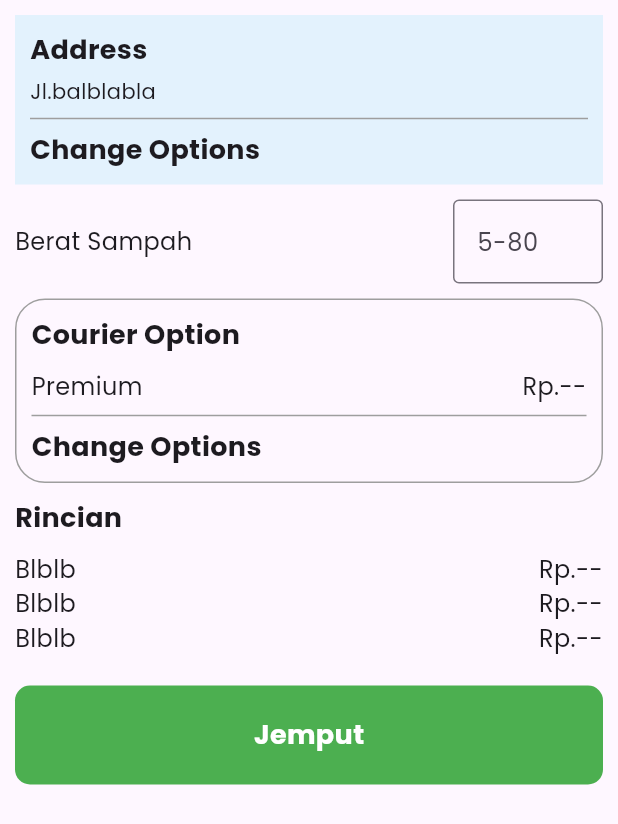
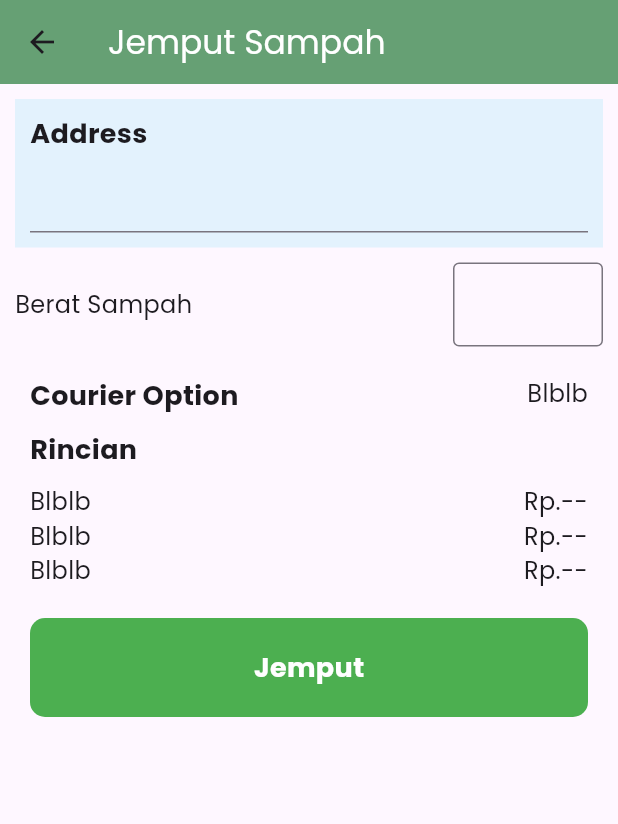
Before and after one commit to ChelseaVPutri/dpbo-uas, a Flutter app: the JemputSampahPage screen opened directly, on a phone screen of 412 x 824 dp. Shown: the top 824 px of the screen. Run offline on Flutter 3.47's test engine with Material 3 defaults, Android fonts, the light colour scheme and no system bars; our stand-ins replace flutter_svg, sqflite; accounts and stored records are empty; network calls fail.

Commit message:
Fixed navigation to jmpt sampah and some other stuff i think

```diff
--- a/lib/home.dart
+++ b/lib/home.dart
@@ -6,6 +6,7 @@ import 'package:flutter_svg/flutter_svg.dart';
 import 'package:dpbo/service-selection-anorganik.dart';
 import 'package:dpbo/sampah-organik.dart';
 import 'notification.dart';
+import 'profile.dart';
 
 class Homepage extends StatefulWidget {
   // final String username;
@@ -39,7 +40,7 @@ class _Homepage extends State<Homepage> {
     ),
     HalamanSampahOrganik(),
     Placeholder(),
-    Placeholder(),
+    Profile(),
   ];
   void onNavbarTapped(int index) {
     setState(() {
--- a/lib/sampah-anorganik/jemput_sampah.dart
+++ b/lib/jemput_sampah.dart
@@ -1,11 +1,20 @@
 
+import 'package:dpbo/widget/JemputModel.dart';
+import 'package:dpbo/widget/dropdown.dart';
 import 'package:flutter/cupertino.dart';
 import 'package:flutter/material.dart';
+import 'confirm_page.dart';
+import 'package:dpbo/widget/dropdown.dart';
 
 class JemputSampahPage extends StatelessWidget {
+
   @override
   Widget build(BuildContext context) {
     return Scaffold(
+      appBar: AppBar(
+        title: Text("Jemput Sampah", style: TextStyle(color: Colors.white),),
+        backgroundColor: Color.fromRGBO(102, 160, 116, 1)
+      ),
       body: SingleChildScrollView(
         child: Padding(
           padding: const EdgeInsets.all(10.0),
@@ -23,11 +32,10 @@ class JemputSampahPage extends StatelessWidget {
                       style: TextStyle(fontSize: 18, fontWeight: FontWeight.bold),
                     ),
                     SizedBox(height: 5),
-                    Text('Jl.balblabla'),
-                    Divider(thickness: 1, color: Colors.grey),
-                    Text(
-                      'Change Options',
-                      style: TextStyle(fontSize: 18, fontWeight: FontWeight.bold),
+                    TextField( //AddressBox
+                    onChanged: (text) {
+                    print('First text field: $text');
+                      },
                     ),
                   ],
                 ),
@@ -45,7 +53,6 @@ class JemputSampahPage extends StatelessWidget {
                     child: TextField(
                       keyboardType: TextInputType.number,
                       decoration: InputDecoration(
-                        hintText: '5-80',
                         border: OutlineInputBorder(),
                       ),
                     ),
@@ -57,36 +64,22 @@ class JemputSampahPage extends StatelessWidget {
 
               // Courier Container
               Container(
-                decoration: BoxDecoration(
-                  border: Border.all(color: Colors.grey),
-                  borderRadius: BorderRadius.circular(20),
-                ),
               padding: const EdgeInsets.all(10.0),
-                child: Column(
+              child: Column( // Use Column to properly stack the widgets vertically
                 crossAxisAlignment: CrossAxisAlignment.start,
                 children: [
-                    Text(
-                      'Courier Option',
+                  Row(
+                    mainAxisAlignment: MainAxisAlignment.spaceBetween,
+                    crossAxisAlignment: CrossAxisAlignment.start,
+                    children: [
+                      Text('Courier Option',
                         style: TextStyle(fontSize: 18, fontWeight: FontWeight.bold),
                       ),
-                    SizedBox(height: 10),
-                    Row(
-                      mainAxisAlignment: MainAxisAlignment.spaceBetween,
-                      children: [
-                        Text('Premium', style: TextStyle(fontSize: 16)),
-                        Text('Rp.--', style: TextStyle(fontSize: 16)),
-                      ],
-                    ),
-                    Divider(thickness: 1, color: Colors.grey),
-                    Text(
-                      'Change Options',
-                      style: TextStyle(fontSize: 18, fontWeight: FontWeight.bold),
-                    ),
-                  ],
-                ),
+                      Text('Blblb', style: TextStyle(fontSize: 16)),
+                    ]
                   ),
 
-              SizedBox(height: 10),
+                  SizedBox(height: 10), // Correctly specified height as a named argument
 
               // Summary Section
               Column(
@@ -112,28 +105,22 @@ class JemputSampahPage extends StatelessWidget {
               SizedBox(height: 20),
 
               // Button
-              Container(
-                width: double.infinity,
-                decoration: BoxDecoration(
-                  color: Colors.green,
-                  borderRadius: BorderRadius.circular(10),
-                ),
-                padding: const EdgeInsets.all(20.0),
-                child: Center(
-                  child: Text(
+              JemputModelButton(
               'Jemput',
-                    style: TextStyle(
-                      color: Colors.white,
-                      fontSize: 18,
-                      fontWeight: FontWeight.bold,
-                    ),
-                  ),
-                ),
-              ),
-            ],
-          ),
-        ),
-      ),
+              (context) {
+              Navigator.push(context,
+              MaterialPageRoute(builder: (context) => ConfirmPage()),
                   );
                 }
+              ),
+                ]
+                )
+              )
+            ]
+          )
+        )
+      )
+    );
+
   }
+}
--- a/lib/sampah-anorganik/service-selection-anorganik.dart
+++ b/lib/sampah-anorganik/service-selection-anorganik.dart
@@ -1,7 +1,7 @@
 import 'package:flutter/material.dart';
 import 'package:dpbo/models/ServiceModel.dart';
 import 'package:flutter_svg/svg.dart';
-import 'jemput_sampah.dart';
+import '../jemput_sampah.dart';
 import 'antar_sampah.dart';
 
 class AnorganikServiceSelection extends StatelessWidget {
--- /dev/null
+++ b/lib/widget/JemputModel.dart
@@ -0,0 +1,32 @@
+import 'package:flutter/material.dart';
+
+class JemputModelButton extends StatelessWidget {
+  String name;
+  Function(BuildContext) onPressed;
+  JemputModelButton(this.name, this.onPressed);
+
+  @override
+  Widget build(BuildContext context) {
+    return GestureDetector(
+      onTap: () => onPressed(context),
+      child: Container(
+        width: double.infinity,
+        decoration: BoxDecoration(
+          color: Colors.green,
+          borderRadius: BorderRadius.circular(10),
+        ),
+        padding: const EdgeInsets.all(20.0),
+        child: Center(
+          child: Text(
+            name,
+            style: TextStyle(
+              color: Colors.white,
+              fontSize: 18,
+              fontWeight: FontWeight.bold,
+            ),
+          ),
+        ),
+      ),
+    );
+  }
+}
--- a/lib/widget/ServiceModel.dart
+++ b/lib/widget/ServiceModel.dart
@@ -4,13 +4,13 @@ import 'package:flutter_svg/flutter_svg.dart';
 class ServiceModel extends StatelessWidget {
   String name;
   String icon_path;
-  VoidCallback onPressed;
-  ServiceModel(this.name, this.icon_path, this.onPressed){}
+  Function(BuildContext) onPressed;
+  ServiceModel(this.name, this.icon_path, this.onPressed);
 
   @override
   Widget build(BuildContext context) {
     return GestureDetector(
-      onTap: onPressed,
+      onTap: () => onPressed(context),
       child: Container(
         alignment: Alignment.center,
         width: 100,
```
Also changed, not shown: lib/confirm_page.dart (added, +22 -0 lines), lib/service-selection-anorganik.dart (+26 -7 lines), lib/widget/dropdown.dart (added, +42 -0 lines), lib/profile.dart (renamed from lib/dashboard/profile.dart). Lines whose indentation alone changed are shown as unchanged.
